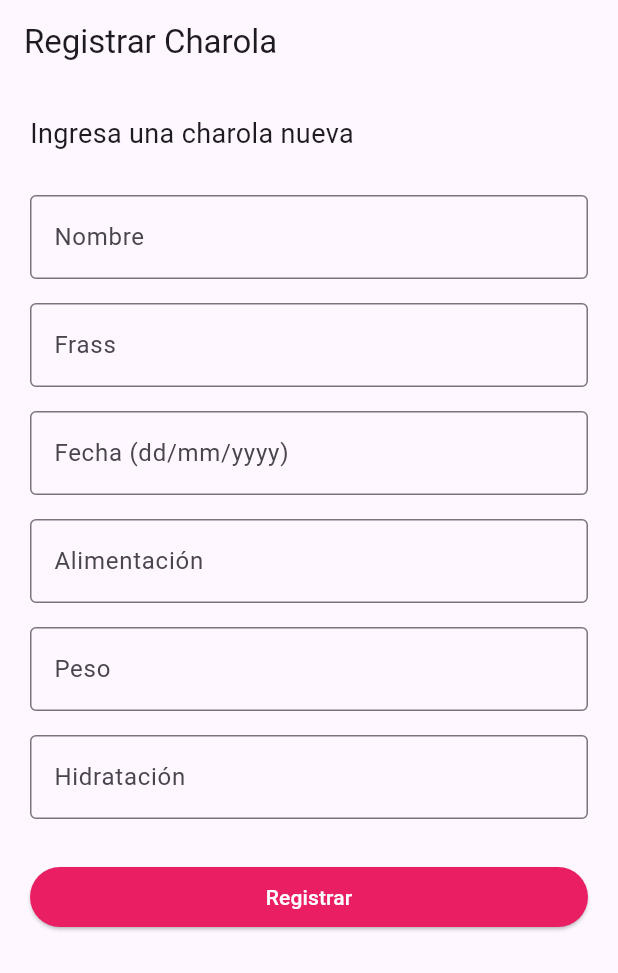
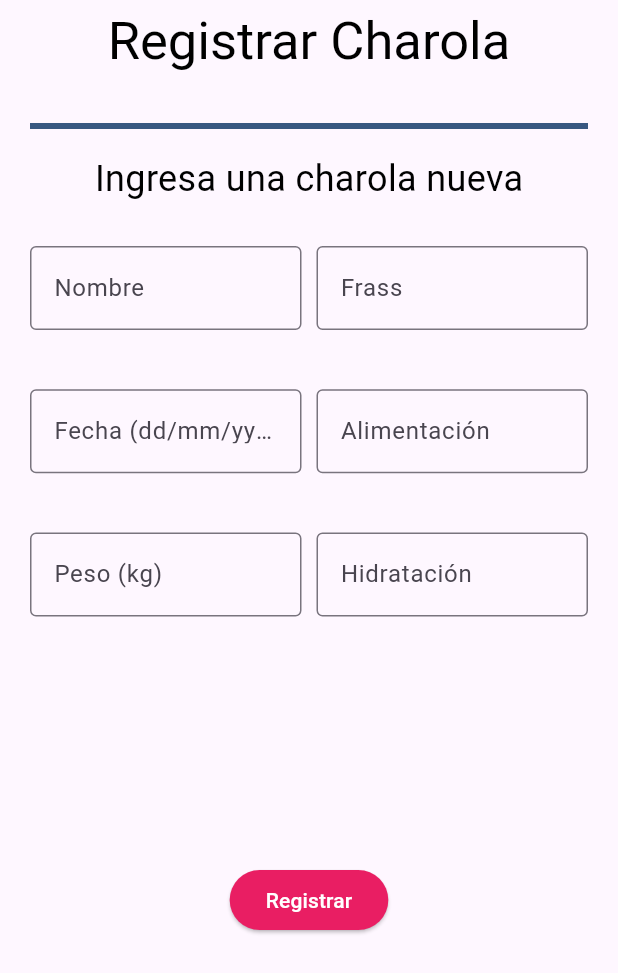
Before and after one commit to CodeAnd-Co/TECH-NEBRIOS-FLUTTER, a Flutter app: the screen it shows after launch, on a phone screen of 412 x 824 dp. Shown: the top 973 px of the screen. Run offline on Flutter 3.47's test engine with Material 3 defaults, Android fonts, the phone set to English and light mode, and no system bars.

Commit message:
Agrega una interfaz mas cercana al mockup

```diff
--- /dev/null
+++ b/tech_nebrios_tracker/devtools_options.yaml
@@ -0,0 +1,3 @@
+description: This file stores settings for Dart & Flutter DevTools.
+documentation: https://docs.flutter.dev/tools/devtools/extensions#configure-extension-enablement-states
+extensions:
--- a/tech_nebrios_tracker/lib/framework/views/registrar_charola_view.dart
+++ b/tech_nebrios_tracker/lib/framework/views/registrar_charola_view.dart
@@ -10,28 +10,62 @@ class RegistrarCharolaView extends StatelessWidget {
     final viewModel = Provider.of<RegistrarCharolaViewModel>(context);
 
     return Scaffold(
-      appBar: AppBar(title: const Text('Registrar Charola')),
+      appBar: AppBar(
+        title: const Text('Registrar Charola'),
+        centerTitle: true,
+        titleTextStyle: TextStyle(
+          fontSize: 35,
+          color: Colors.black,
+          fontWeight: FontWeight.w400,
+        ),
+      ),
       body: Padding(
         padding: const EdgeInsets.all(20),
-        child: ListView(
+        child: Column(
           children: [
-            const Text(
+            const Divider(thickness: 4, color: Color.fromRGBO(56, 88, 129, 1)),
+            const SizedBox(height: 10),
+            const Center(
+              child: Text(
                 'Ingresa una charola nueva',
-              style: TextStyle(fontSize: 18),
+                style: TextStyle(
+                  fontSize: 24,
+                  color: Colors.black,
+                  fontWeight: FontWeight.w400,
+                ),
+              ),
             ),
             const SizedBox(height: 20),
-
+            SizedBox(
+              height: 400,
+              child: GridView.count(
+                crossAxisCount: 2,
+                crossAxisSpacing: 10,
+                mainAxisSpacing: 5,
+                childAspectRatio: 2,
+                shrinkWrap: true, // Importante para evitar conflictos de tamaño
+                physics:
+                    const NeverScrollableScrollPhysics(), // Desactiva el scroll interno
+                children: [
                   _buildTextField('Nombre', viewModel.nombreController),
                   _buildTextField('Frass', viewModel.frassController),
-            _buildTextField('Fecha (dd/mm/yyyy)', viewModel.fechaController),
+                  _buildTextField(
+                    'Fecha (dd/mm/yyyy)',
+                    viewModel.fechaController,
+                  ),
                   _buildTextField('Alimentación', viewModel.comidaController),
                   _buildTextField(
-              'Peso',
+                    'Peso (kg)',
                     viewModel.pesoController,
                     keyboardType: TextInputType.number,
                   ),
-            _buildTextField('Hidratación', viewModel.hidratacionController),
-
+                  _buildTextField(
+                    'Hidratación',
+                    viewModel.hidratacionController,
+                  ),
+                ],
+              ),
+            ),
             const SizedBox(height: 20),
             ElevatedButton(
               onPressed: viewModel.registrarCharola,
```
Lines whose indentation alone changed are shown as unchanged.
